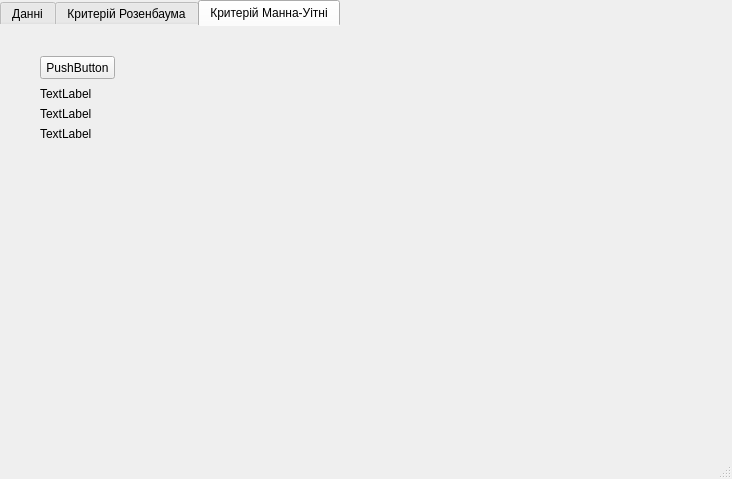
0wn3r/matstat, file mainwindow.ui: the form before one commit.
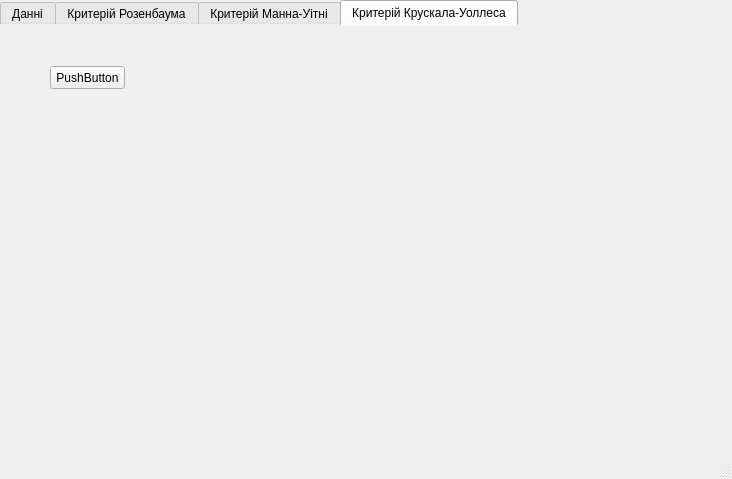
The form after the commit.

Commit message: I don't know how it's working...

Patch:
```diff
--- a/mainwindow.ui
+++ b/mainwindow.ui
@@ -32,7 +32,7 @@
 }</string>
     </property>
     <property name="currentIndex">
-     <number>2</number>
+     <number>3</number>
     </property>
     <widget class="QWidget" name="tab">
      <property name="enabled">
@@ -307,6 +307,24 @@
       </property>
      </widget>
     </widget>
+    <widget class="QWidget" name="tab_4">
+     <attribute name="title">
+      <string>Критерій Крускала-Уоллеса</string>
+     </attribute>
+     <widget class="QPushButton" name="pushButton_4">
+      <property name="geometry">
+       <rect>
+        <x>50</x>
+        <y>40</y>
+        <width>75</width>
+        <height>23</height>
+       </rect>
+      </property>
+      <property name="text">
+       <string>PushButton</string>
+      </property>
+     </widget>
+    </widget>
    </widget>
   </widget>
   <widget class="QMenuBar" name="menuBar">
```
The commit also changes 2 other files.
